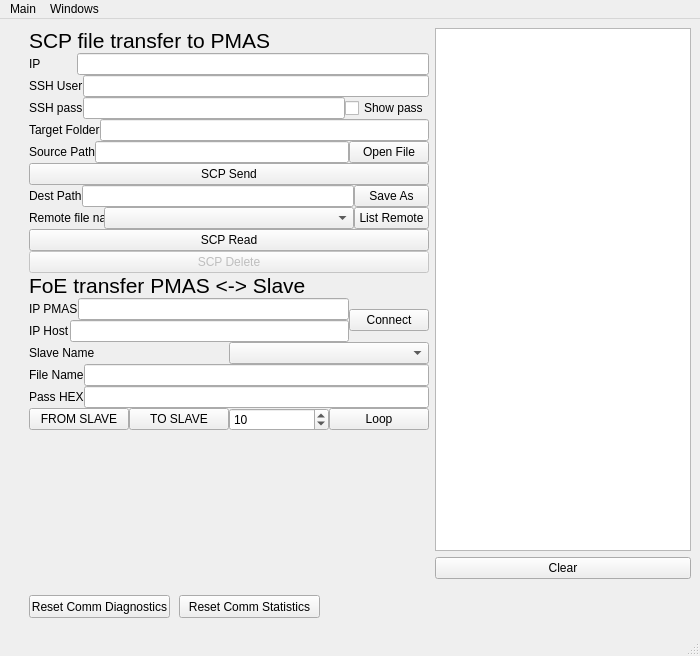
Qt form mainwindow.ui (DmitriiGorelov/foe_gui) before a commit.
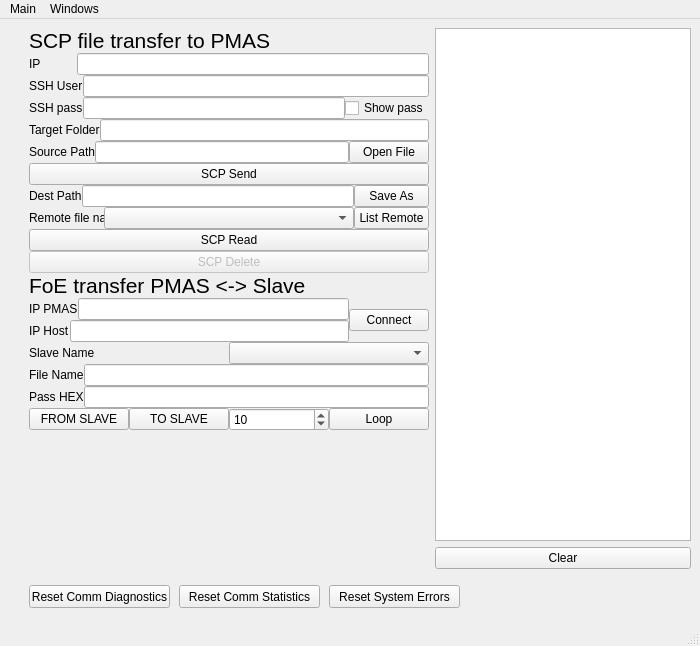
The same form after that commit.

Commit message: Reset system errors

Diff of the .ui file:
```diff
--- a/mainwindow.ui
+++ b/mainwindow.ui
@@ -7,7 +7,7 @@
     <x>0</x>
     <y>0</y>
     <width>700</width>
-    <height>656</height>
+    <height>646</height>
    </rect>
   </property>
   <property name="minimumSize">
@@ -505,6 +505,19 @@
         <string>Reset Comm Statistics</string>
        </property>
       </widget>
+      <widget class="QPushButton" name="bResetSystem">
+       <property name="geometry">
+        <rect>
+         <x>320</x>
+         <y>10</y>
+         <width>131</width>
+         <height>23</height>
+        </rect>
+       </property>
+       <property name="text">
+        <string>Reset System Errors</string>
+       </property>
+      </widget>
      </widget>
     </item>
    </layout>
```
The commit also changes 4 other files.
